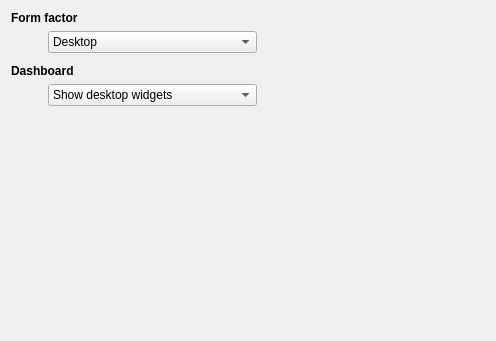
mgottschlag/kwin-tiling, file kcontrol/workspaceoptions/mainpage.ui: the form before one commit.
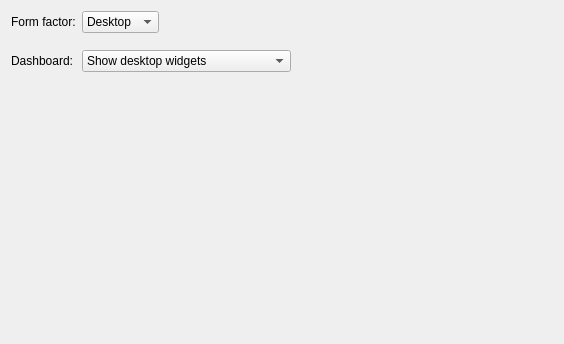
The form after the commit.

Commit message: we have a single combobox per category, so don't make them titles

What changed in the file:
```diff
--- a/kcontrol/workspaceoptions/mainpage.ui
+++ b/kcontrol/workspaceoptions/mainpage.ui
@@ -6,41 +6,22 @@
    <rect>
     <x>0</x>
     <y>0</y>
-    <width>496</width>
-    <height>341</height>
+    <width>564</width>
+    <height>344</height>
    </rect>
   </property>
-  <layout class="QGridLayout" name="gridLayout">
-   <item row="0" column="0" colspan="2">
+  <layout class="QFormLayout" name="formLayout">
+   <property name="fieldGrowthPolicy">
+    <enum>QFormLayout::ExpandingFieldsGrow</enum>
+   </property>
+   <item row="0" column="0">
     <widget class="QLabel" name="label_3">
-     <property name="font">
-      <font>
-       <weight>75</weight>
-       <bold>true</bold>
-      </font>
-     </property>
      <property name="text">
-      <string>Form factor</string>
+      <string>Form factor:</string>
      </property>
     </widget>
    </item>
-   <item row="1" column="0">
-    <spacer name="horizontalSpacer">
-     <property name="orientation">
-      <enum>Qt::Horizontal</enum>
-     </property>
-     <property name="sizeType">
-      <enum>QSizePolicy::Fixed</enum>
-     </property>
-     <property name="sizeHint" stdset="0">
-      <size>
-       <width>5</width>
-       <height>20</height>
-      </size>
-     </property>
-    </spacer>
-   </item>
-   <item row="1" column="1" colspan="2">
+   <item row="0" column="1">
     <widget class="QComboBox" name="formFactor">
      <item>
       <property name="text">
@@ -54,7 +35,7 @@
      </item>
     </widget>
    </item>
-   <item row="2" column="0" colspan="2">
+   <item row="1" column="0">
     <spacer name="verticalSpacer_2">
      <property name="orientation">
       <enum>Qt::Vertical</enum>
@@ -70,20 +51,14 @@
      </property>
     </spacer>
    </item>
-   <item row="3" column="0" colspan="2">
+   <item row="2" column="0">
     <widget class="QLabel" name="label_4">
-     <property name="font">
-      <font>
-       <weight>75</weight>
-       <bold>true</bold>
-      </font>
-     </property>
      <property name="text">
-      <string>Dashboard</string>
+      <string>Dashboard:</string>
      </property>
     </widget>
    </item>
-   <item row="4" column="1" colspan="2">
+   <item row="2" column="1">
     <widget class="QComboBox" name="dashboardMode">
      <item>
       <property name="text">
@@ -97,20 +72,7 @@
      </item>
     </widget>
    </item>
-   <item row="4" column="3">
-    <spacer name="horizontalSpacer_3">
-     <property name="orientation">
-      <enum>Qt::Horizontal</enum>
-     </property>
-     <property name="sizeHint" stdset="0">
-      <size>
-       <width>234</width>
-       <height>20</height>
-      </size>
-     </property>
-    </spacer>
-   </item>
-   <item row="5" column="2">
+   <item row="3" column="1">
     <spacer name="verticalSpacer">
      <property name="orientation">
       <enum>Qt::Vertical</enum>
```
